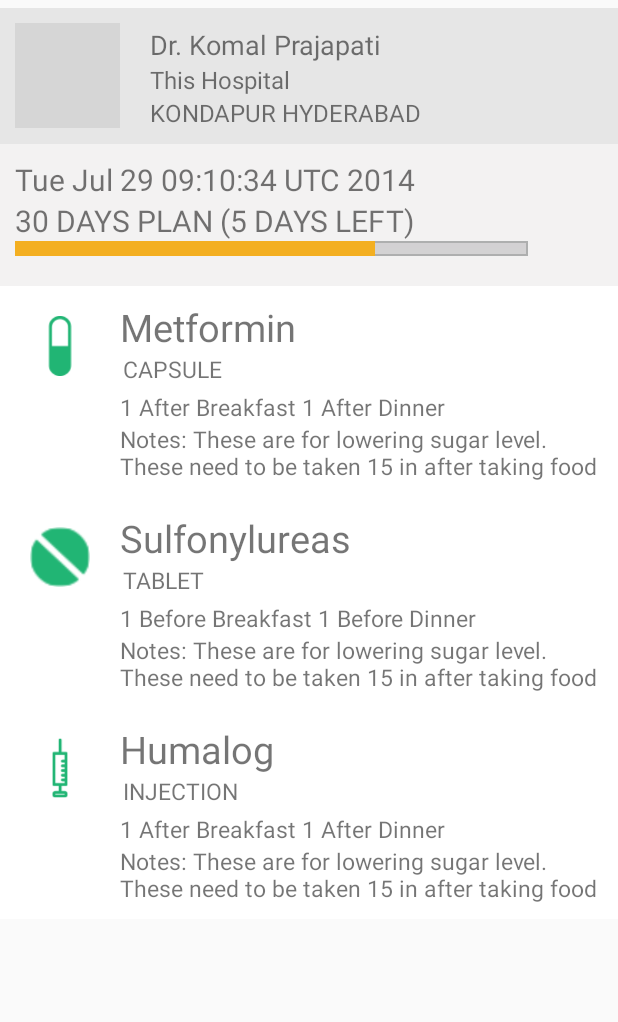
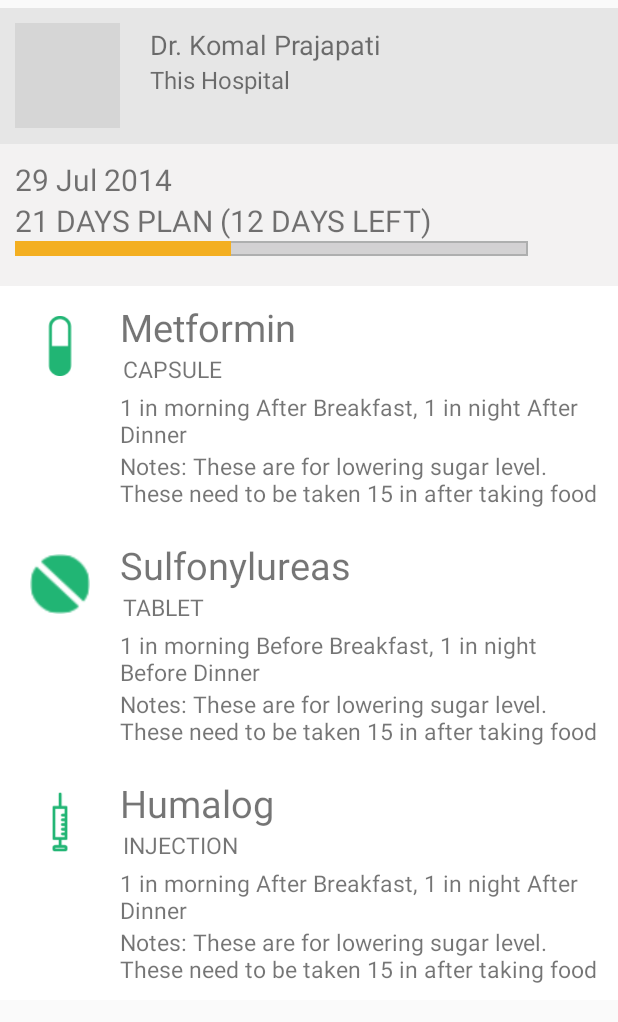
Before and after one commit to sukesholivo/App, an Android app: the MedicineDetailActivity screen opened directly, with no data from a screen before it, on a phone screen of 412 x 824 dp. Shown: the top 1022 px of the screen. Run offline under Robolectric (Android 15) with nearby library versions, the phone set to English and light mode, and no system bars; our stand-ins replace Picasso; libraries missing offline, so code that uses them is left out: it.gmariotti.cardslib; pictures from the network do not load; 5 statements that could not run were skipped; grey boxes are pictures that could not be loaded.

Commit message:
Fixed medication card swipe issue. Fixed prescription activity. Now everything is calculated based on data.

```diff
--- a/App/main/src/main/java/com/doctl/patientcare/main/Cards/MedicineCard.java
+++ b/App/main/src/main/java/com/doctl/patientcare/main/Cards/MedicineCard.java
@@ -6,7 +6,7 @@ import android.os.Bundle;
 import android.util.Log;
 import android.view.View;
 import android.view.ViewGroup;
-import android.widget.ListView;
+import android.widget.LinearLayout;
 
 import com.doctl.patientcare.main.MedicineDetailActivity;
 import com.doctl.patientcare.main.R;
@@ -48,9 +48,13 @@ public class MedicineCard extends BaseCard {
     @Override
     public void setupInnerViewElements(ViewGroup parent, View view) {
         MedicineAdapter medicines = new MedicineAdapter(getContext(), medicineTask.getPayload().getMedicines());
-        ListView list = (ListView)view.findViewById(R.id.medicationList);
-        list.setAdapter(medicines);
-
+        LinearLayout list = (LinearLayout)view.findViewById(R.id.medicationList);
+        if (medicines != null) {
+            for (int i = 0; i < medicines.getCount(); i++) {
+                View listView = medicines.getView(i, null, null);
+                list.addView(listView);
+            }
+        }
         setupCardFooter(view, medicineTask);
         setListnerToCard();
     }
--- a/App/main/src/main/java/com/doctl/patientcare/main/MedicineDetailActivity.java
+++ b/App/main/src/main/java/com/doctl/patientcare/main/MedicineDetailActivity.java
@@ -8,7 +8,8 @@ import android.widget.ListView;
 import android.widget.ProgressBar;
 import android.widget.TextView;
 
-import com.doctl.patientcare.main.constants.Utils;
+import com.doctl.patientcare.main.controls.ProgressBarAnimation;
+import com.doctl.patientcare.main.utility.Utils;
 import com.doctl.patientcare.main.om.medicines.Medicine;
 import com.doctl.patientcare.main.om.medicines.MedicineDetailAdapter;
 import com.doctl.patientcare.main.om.medicines.Prescription;
@@ -18,6 +19,7 @@ import com.google.gson.JsonParser;
 import com.squareup.picasso.Picasso;
 
 import java.util.ArrayList;
+import java.util.Date;
 import java.util.List;
 
 public class MedicineDetailActivity extends Activity {
@@ -28,8 +30,8 @@ public class MedicineDetailActivity extends Activity {
         super.onCreate(savedInstanceState);
         setContentView(R.layout.activity_medicine_detail);
         Bundle bundle = getIntent().getExtras();
-        String prescrioptionId = bundle.getString("prescriptionId");
-        new GetPrescription().execute(prescrioptionId);
+        String prescriptionId = bundle.getString("prescriptionId");
+        new GetPrescription().execute(prescriptionId);
     }
 
     private String downloadPrescriptionData(String prescriptionId) {
@@ -54,15 +56,23 @@ public class MedicineDetailActivity extends Activity {
                 .load(prescription.getDoctor().getProfilePicUrl())
                 .into((ImageView) findViewById(R.id.doctorPic));
 
+        TextView prescriptionDate = (TextView) findViewById(R.id.dateText);
+        prescriptionDate.setText(Utils.getDateString(prescription.getStartDate()));
 
-        TextView prescriptionDate = (TextView) findViewById(R.id.dateText);
-        prescriptionDate.setText(prescription.getStartDate().toString());
+        long milliSecondsInDay = 24 * 60 * 60 * 1000;
+        long treatmentDays = (prescription.getEndDate().getTime() - prescription.getStartDate().getTime())/ milliSecondsInDay;
+        long pendingDays = (prescription.getEndDate().getTime() - new Date().getTime())/ milliSecondsInDay;
+        TextView prescriptionPlanText = (TextView) findViewById(R.id.planText);
+        String message = pendingDays>0?
+                String.format(getString(R.string.treatment_plan_remaining), treatmentDays, pendingDays):
+                String.format(getString(R.string.treatment_plan_completed), treatmentDays);
+        prescriptionPlanText.setText(message);
 
-        TextView prescriptionPlanText = (TextView) findViewById(R.id.planText);
-        prescriptionPlanText.setText("30 DAYS PLAN (5 DAYS LEFT)");
-
+        pendingDays = pendingDays < 0 ? 0 : pendingDays;
         ProgressBar treatmentProgress = (ProgressBar) findViewById(R.id.treatmentProgress);
-        treatmentProgress.setProgress(70);
+        ProgressBarAnimation anim = new ProgressBarAnimation(treatmentProgress, 0, (treatmentDays - pendingDays) * 100 /treatmentDays);
+        anim.setDuration(getResources().getInteger(android.R.integer.config_shortAnimTime));
+        treatmentProgress.startAnimation(anim);
 
         MedicineDetailAdapter medicines = new MedicineDetailAdapter(this, prescription.getMedicines());
         ListView list = (ListView)this.findViewById(R.id.medicineDetailList);
@@ -91,8 +101,8 @@ public class MedicineDetailActivity extends Activity {
         }
     }
 
-    private void refreshActivity(String prescrioptionId) {
-        String jsonStr = downloadPrescriptionData(prescrioptionId);
+    private void refreshActivity(String prescriptionId) {
+        String jsonStr = downloadPrescriptionData(prescriptionId);
         final Prescription prescription =  parsePrescriptionData(jsonStr);
 
         runOnUiThread(new Runnable() {
--- /dev/null
+++ b/App/main/src/main/java/com/doctl/patientcare/main/controls/ProgressBarAnimation.java
@@ -0,0 +1,28 @@
+package com.doctl.patientcare.main.controls;
+
+import android.view.animation.Animation;
+import android.view.animation.Transformation;
+import android.widget.ProgressBar;
+
+/**
+ * Created by Administrator on 8/7/2014.
+ */
+public class ProgressBarAnimation extends Animation {
+    private ProgressBar progressBar;
+    private float from;
+    private float  to;
+
+    public ProgressBarAnimation(ProgressBar progressBar, float from, float to) {
+        super();
+        this.progressBar = progressBar;
+        this.from = from;
+        this.to = to;
+    }
+
+    @Override
+    protected void applyTransformation(float interpolatedTime, Transformation t) {
+        super.applyTransformation(interpolatedTime, t);
+        float value = from + (to - from) * interpolatedTime;
+        progressBar.setProgress((int) value);
+    }
+}
--- a/App/main/src/main/java/com/doctl/patientcare/main/fragments/CardListFragment.java
+++ b/App/main/src/main/java/com/doctl/patientcare/main/fragments/CardListFragment.java
@@ -15,7 +15,7 @@ import com.doctl.patientcare.main.Cards.BaseCard;
 import com.doctl.patientcare.main.Cards.DashboardCard;
 import com.doctl.patientcare.main.Cards.MedicineCard;
 import com.doctl.patientcare.main.R;
-import com.doctl.patientcare.main.constants.Utils;
+import com.doctl.patientcare.main.utility.Utils;
 import com.doctl.patientcare.main.om.BaseTask;
 import com.doctl.patientcare.main.om.CustomCardArrayAdapter;
 import com.doctl.patientcare.main.om.medicines.MedicineTask;
--- a/App/main/src/main/java/com/doctl/patientcare/main/om/medicines/MedicineDetailAdapter.java
+++ b/App/main/src/main/java/com/doctl/patientcare/main/om/medicines/MedicineDetailAdapter.java
@@ -44,7 +44,7 @@ public class MedicineDetailAdapter extends ArrayAdapter<PrescriptionMedicine> {
                 medicineImage.setImageResource(R.drawable.injection_green);
                 break;
             default:
-                medicineImage.setImageResource(R.drawable.capsule_green);
+                medicineImage.setImageResource(R.drawable.tablet_green);
                 break;
         }
 
@@ -55,23 +55,24 @@ public class MedicineDetailAdapter extends ArrayAdapter<PrescriptionMedicine> {
         medicineType.setText(item.getType().toString());
 
         String builder = "";
-
         for (int i = 0; i< item.getDosage().size();i++){
             PrescriptionMedicine.Dosage dosage = item.getDosage().get(i);
             int quantity = dosage.getQuantity();
 
             if (quantity > 0){
+                builder += i > 0 ? ", " : "";
                 builder += quantity;
+                builder += " in ";
+                builder += item.getDosage().get(i).getWhen();
                 builder += " ";
                 builder += item.getDosage().get(i).getConstraint();
-                builder += " ";
             }
         }
         TextView medicineInstruction = (TextView)view.findViewById(R.id.medicineInstruction);
         medicineInstruction.setText(builder);
 
         TextView medicineNotes = (TextView)view.findViewById(R.id.medicineNotes);
-        medicineNotes.setText("Notes: " + item.getNotes());
+        medicineNotes.setText(getContext().getString(R.string.notes) + ": " + item.getNotes());
 
         return view;
     }
--- a/App/main/src/main/java/com/doctl/patientcare/main/constants/Constants.java
+++ b/App/main/src/main/java/com/doctl/patientcare/main/utility/Constants.java
@@ -1,4 +1,4 @@
-package com.doctl.patientcare.main.constants;
+package com.doctl.patientcare.main.utility;
 
 /**
  * Created by Administrator on 7/11/2014.
--- a/App/main/src/main/java/com/doctl/patientcare/main/constants/Utils.java
+++ b/App/main/src/main/java/com/doctl/patientcare/main/utility/Utils.java
@@ -1,4 +1,4 @@
-package com.doctl.patientcare.main.constants;
+package com.doctl.patientcare.main.utility;
 
 import android.content.Context;
 
@@ -32,6 +32,10 @@ public final class Utils {
             e.printStackTrace();
         }
         return null;
+    }
+
+    public static String getDateString(Date date) {
+        return new SimpleDateFormat("dd MMM yyyy").format(date);
     }
 
     public static CardHeader getCardHeader(Context context, BaseTask task){
--- a/App/main/src/main/res/layout/activity_medicine_detail.xml
+++ b/App/main/src/main/res/layout/activity_medicine_detail.xml
@@ -36,8 +36,7 @@
             android:textSize="18sp"
             android:layout_alignLeft="@id/header"
             android:layout_below="@id/header"
-            android:layout_toRightOf="@id/doctorPic"
-            android:text="DR. VISHAL CHITRAVANSHI"/>
+            android:layout_toRightOf="@id/doctorPic"/>
         <TextView
             android:id="@+id/doctorHospital"
             android:layout_width="wrap_content"
@@ -45,8 +44,7 @@
             android:layout_toRightOf="@id/doctorPic"
             android:layout_below="@id/doctorName"
             android:layout_alignLeft="@id/doctorName"
-            android:textSize="16sp"
-            android:text="GETWEL HOSPITAL"/>
+            android:textSize="16sp"/>
         <TextView
             android:id="@+id/doctorAddress"
             android:layout_width="wrap_content"
@@ -54,8 +52,7 @@
             android:layout_toRightOf="@id/doctorPic"
             android:layout_below="@id/doctorHospital"
             android:layout_alignLeft="@id/doctorName"
-            android:textSize="16sp"
-            android:text="KONDAPUR HYDERABAD"/>
+            android:textSize="16sp"/>
         </RelativeLayout>
 
     <RelativeLayout
@@ -72,8 +69,6 @@
             android:layout_height="wrap_content"
             android:textSize="20sp"
             android:layout_alignParentTop="true"
-            android:text="1 Jan 2014"
-
             />
         <TextView
             android:id="@+id/planText"
@@ -81,8 +76,7 @@
             android:layout_height="wrap_content"
             android:textSize="20sp"
             android:layout_below="@id/dateText"
-            android:layout_alignLeft="@id/dateText"
-            android:text="30 DAYS PLAN (7 DAYS LEFT)"/>
+            android:layout_alignLeft="@id/dateText"/>
         <ProgressBar
             android:id="@+id/treatmentProgress"
             android:layout_below="@id/planText"
@@ -93,7 +87,6 @@
             android:layout_alignLeft="@id/planText"
             android:layout_marginBottom="10dp"
             android:layout_marginRight="50dp"
-            android:progress="70"
             />
     </RelativeLayout>
     <ListView
--- a/App/main/src/main/res/layout/medication_card_inner_content.xml
+++ b/App/main/src/main/res/layout/medication_card_inner_content.xml
@@ -2,15 +2,12 @@
 
 <RelativeLayout xmlns:android="http://schemas.android.com/apk/res/android"
     style="@style/card_layout">
-    <ListView
+    <LinearLayout
+        android:orientation="vertical"
         android:id="@+id/medicationList"
         android:layout_width="match_parent"
-        android:layout_height="130dp"
-        android:layout_weight="1.0"
+        android:layout_height="wrap_content"
         android:layout_marginTop="10dp"
-        android:divider="#00000000"
-        android:dividerHeight="0dp"
-        android:clickable="false"
         />
     <include layout="@layout/card_footer_fragment"
         android:layout_width="match_parent"
--- a/App/main/src/main/res/layout/medicine_detail_list_item.xml
+++ b/App/main/src/main/res/layout/medicine_detail_list_item.xml
@@ -13,7 +13,6 @@
         android:layout_marginLeft="10dp"
         android:paddingTop="10dp"
         android:textColor="@color/card_body_text_main"
-        android:src="@drawable/pill_icon"
         />
     <TextView
         android:id="@+id/medicineName"
--- a/App/main/src/main/res/values/strings.xml
+++ b/App/main/src/main/res/values/strings.xml
@@ -22,4 +22,9 @@
     <string name="title_activity_medicine_detail">MedicineDetailActivity</string>
 
     <string name="medicine_card_remove_meassage">Have you taken medicine?</string>
+
+    <string name="treatment_plan_remaining" formatted="false">%d DAYS PLAN (%d DAYS LEFT)</string>
+    <string name="treatment_plan_completed" formatted="false">%d DAYS PLAN (COMPLETED)</string>
+
+    <string name="notes">Notes</string>
 </resources>
```
